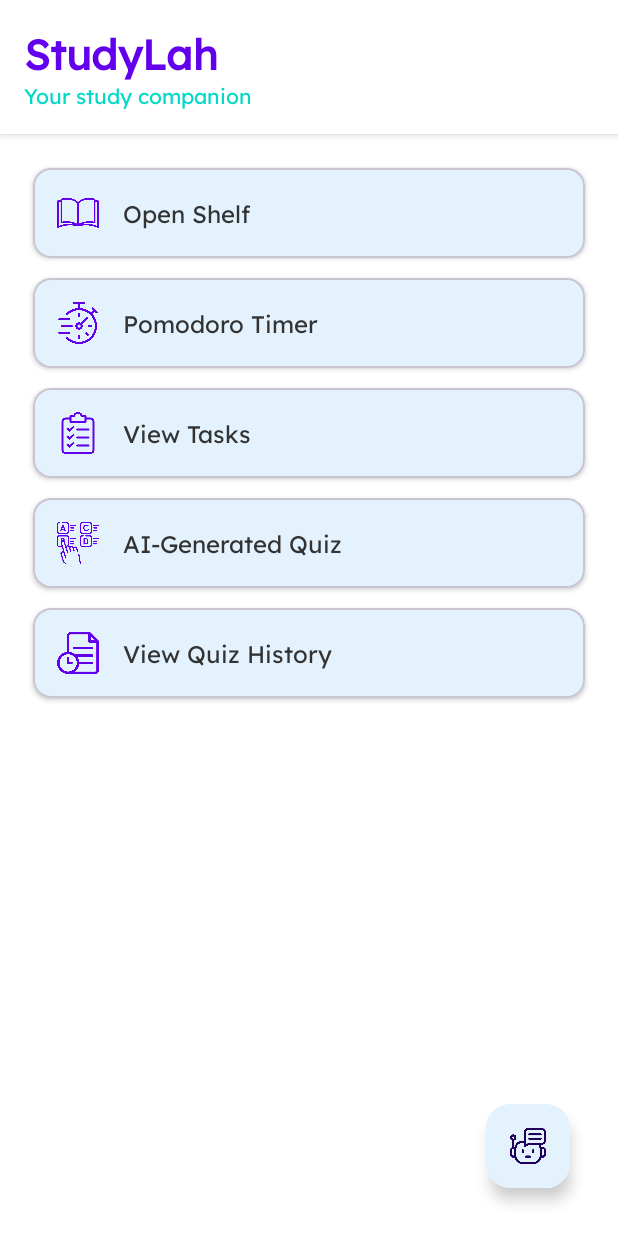
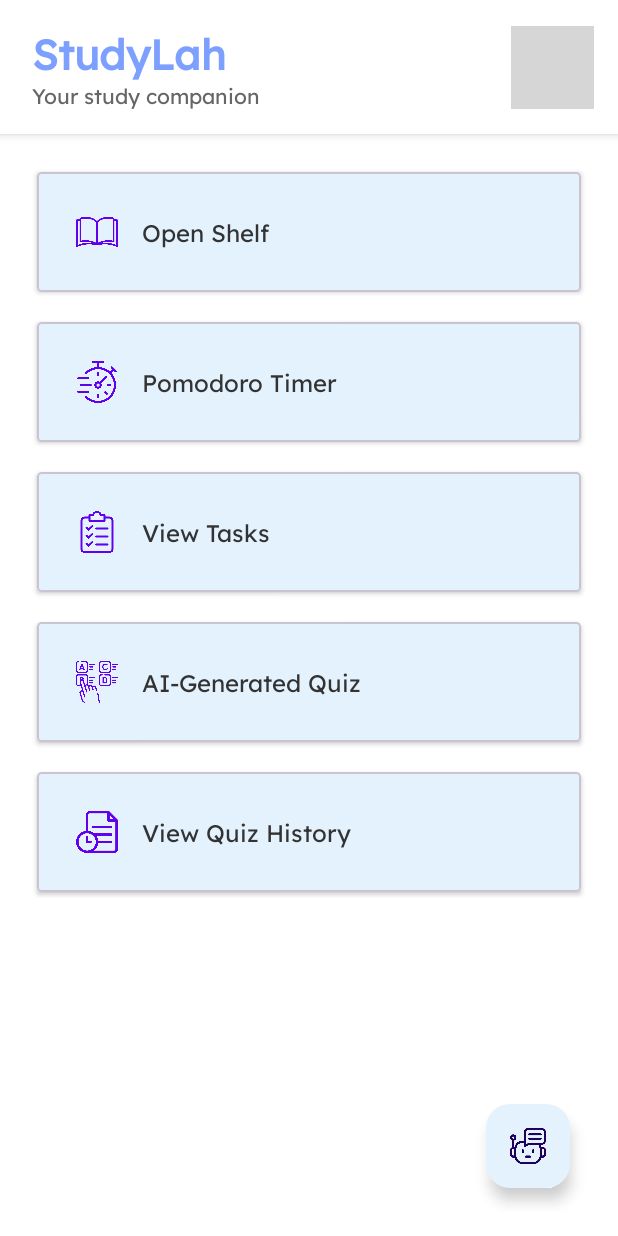
Before and after one commit to LohChiaHeung/StudyLah-Mobile-App, an Android app: the screen it shows after launch (MainActivity), on a phone screen of 412 x 824 dp. Run offline under Robolectric (Android 15) with nearby library versions, the phone set to English and light mode, and no system bars; libraries missing offline, so code that uses them is left out: com.tom_roush.pdfbox; 1 statement that could not run was skipped; grey boxes are pictures that could not be loaded.

Commit message:
2 May 25 - Update UI for Main Page

```diff
--- a/app/src/main/res/layout/activity_main.xml
+++ b/app/src/main/res/layout/activity_main.xml
@@ -22,25 +22,39 @@
             android:layout_height="wrap_content"
             android:padding="16dp">
 
+            <ImageView
+                android:id="@+id/themeImage"
+                android:layout_width="55dp"
+                android:layout_height="55dp"
+                android:src="@drawable/studylah_icon"
+                android:scaleType="fitCenter"
+                android:contentDescription="Theme Icon"
+                app:layout_constraintEnd_toEndOf="parent"
+                app:layout_constraintTop_toTopOf="parent"
+                app:layout_constraintBottom_toBottomOf="parent"
+                tools:ignore="ContentDescription" />
+
             <TextView
+                android:paddingLeft="5dp"
                 android:id="@+id/textTitle"
                 android:layout_width="wrap_content"
                 android:layout_height="wrap_content"
                 android:text="StudyLah"
                 android:textSize="28sp"
                 android:textStyle="bold"
-                android:textColor="@color/design_default_color_primary"
+                android:textColor="#7DA0FF"
                 android:fontFamily="@font/lexend_regular"
                 app:layout_constraintTop_toTopOf="parent"
                 app:layout_constraintStart_toStartOf="parent"/>
 
             <TextView
+                android:paddingLeft="5dp"
                 android:id="@+id/textSubtitle"
                 android:layout_width="wrap_content"
                 android:layout_height="wrap_content"
                 android:text="Your study companion"
                 android:textSize="14sp"
-                android:textColor="@color/design_default_color_secondary"
+                android:textColor="#666666"
                 android:fontFamily="@font/lexend_regular"
                 app:layout_constraintTop_toBottomOf="@id/textTitle"
                 app:layout_constraintStart_toStartOf="parent"/>
@@ -60,6 +74,7 @@
         <LinearLayout
             android:layout_width="match_parent"
             android:layout_height="wrap_content"
+            android:layout_margin="5dp"
             android:orientation="vertical">
 
             <!-- Open Shelf Button -->
@@ -67,17 +82,19 @@
                 android:id="@+id/cardOpenShelf"
                 android:layout_width="match_parent"
                 android:layout_height="wrap_content"
-                app:cardCornerRadius="12dp"
+                app:cardCornerRadius="3dp"
                 app:cardElevation="2dp"
                 app:cardUseCompatPadding="true"
+                android:background="?attr/selectableItemBackgroundBorderless"
                 android:clickable="true"
                 android:focusable="true"
-                app:rippleColor="@color/design_default_color_primary_dark"
+
                 app:cardBackgroundColor="#E3F2FD">
 
                 <androidx.constraintlayout.widget.ConstraintLayout
                     android:layout_width="match_parent"
                     android:layout_height="wrap_content"
+                    android:layout_margin="10dp"
                     android:padding="16dp">
 
                     <ImageView
@@ -109,20 +126,22 @@
 
             <!-- Pomodoro Timer Button -->
             <com.google.android.material.card.MaterialCardView
+                android:layout_marginTop="12dp"
                 android:id="@+id/cardPomodoro"
                 android:layout_width="match_parent"
                 android:layout_height="wrap_content"
-                app:cardCornerRadius="12dp"
+                app:cardCornerRadius="3dp"
+                android:background="?attr/selectableItemBackgroundBorderless"
                 app:cardElevation="2dp"
                 app:cardUseCompatPadding="true"
                 android:clickable="true"
                 android:focusable="true"
-                app:rippleColor="@color/design_default_color_primary_dark"
                 app:cardBackgroundColor="#E3F2FD">
 
                 <androidx.constraintlayout.widget.ConstraintLayout
                     android:layout_width="match_parent"
                     android:layout_height="wrap_content"
+                    android:layout_margin="10dp"
                     android:padding="16dp">
 
                     <ImageView
@@ -155,19 +174,21 @@
             <!-- View Tasks Button -->
             <com.google.android.material.card.MaterialCardView
                 android:id="@+id/cardViewTasks"
+                android:layout_marginTop="12dp"
                 android:layout_width="match_parent"
                 android:layout_height="wrap_content"
-                app:cardCornerRadius="12dp"
+                app:cardCornerRadius="3dp"
                 app:cardElevation="2dp"
                 app:cardUseCompatPadding="true"
                 android:clickable="true"
                 android:focusable="true"
-                app:rippleColor="@color/design_default_color_primary_dark"
+                android:background="?attr/selectableItemBackgroundBorderless"
                 app:cardBackgroundColor="#E3F2FD">
 
                 <androidx.constraintlayout.widget.ConstraintLayout
                     android:layout_width="match_parent"
                     android:layout_height="wrap_content"
+                    android:layout_margin="10dp"
                     android:padding="16dp">
 
                     <ImageView
@@ -199,20 +220,22 @@
 
             <!-- AI-Generated Quiz Button -->
             <com.google.android.material.card.MaterialCardView
+                android:layout_marginTop="12dp"
                 android:id="@+id/cardGenerateQuiz"
                 android:layout_width="match_parent"
                 android:layout_height="wrap_content"
-                app:cardCornerRadius="12dp"
+                app:cardCornerRadius="3dp"
                 app:cardElevation="2dp"
                 app:cardUseCompatPadding="true"
                 android:clickable="true"
                 android:focusable="true"
-                app:rippleColor="@color/design_default_color_primary_dark"
+                android:background="?attr/selectableItemBackgroundBorderless"
                 app:cardBackgroundColor="#E3F2FD">
 
                 <androidx.constraintlayout.widget.ConstraintLayout
                     android:layout_width="match_parent"
                     android:layout_height="wrap_content"
+                    android:layout_margin="10dp"
                     android:padding="16dp">
 
                     <ImageView
@@ -245,19 +268,21 @@
             <!-- View Quiz History Button -->
             <com.google.android.material.card.MaterialCardView
                 android:id="@+id/cardQuizHistory"
+                android:layout_marginTop="12dp"
                 android:layout_width="match_parent"
                 android:layout_height="wrap_content"
-                app:cardCornerRadius="12dp"
+                app:cardCornerRadius="3dp"
                 app:cardElevation="2dp"
                 app:cardUseCompatPadding="true"
                 android:clickable="true"
                 android:focusable="true"
-                app:rippleColor="@color/design_default_color_primary_dark"
+                android:background="?attr/selectableItemBackgroundBorderless"
                 app:cardBackgroundColor="#E3F2FD">
 
                 <androidx.constraintlayout.widget.ConstraintLayout
                     android:layout_width="match_parent"
                     android:layout_height="wrap_content"
+                    android:layout_margin="10dp"
                     android:padding="16dp">
 
                     <ImageView
```
Also changed, not shown: 1 other file.
